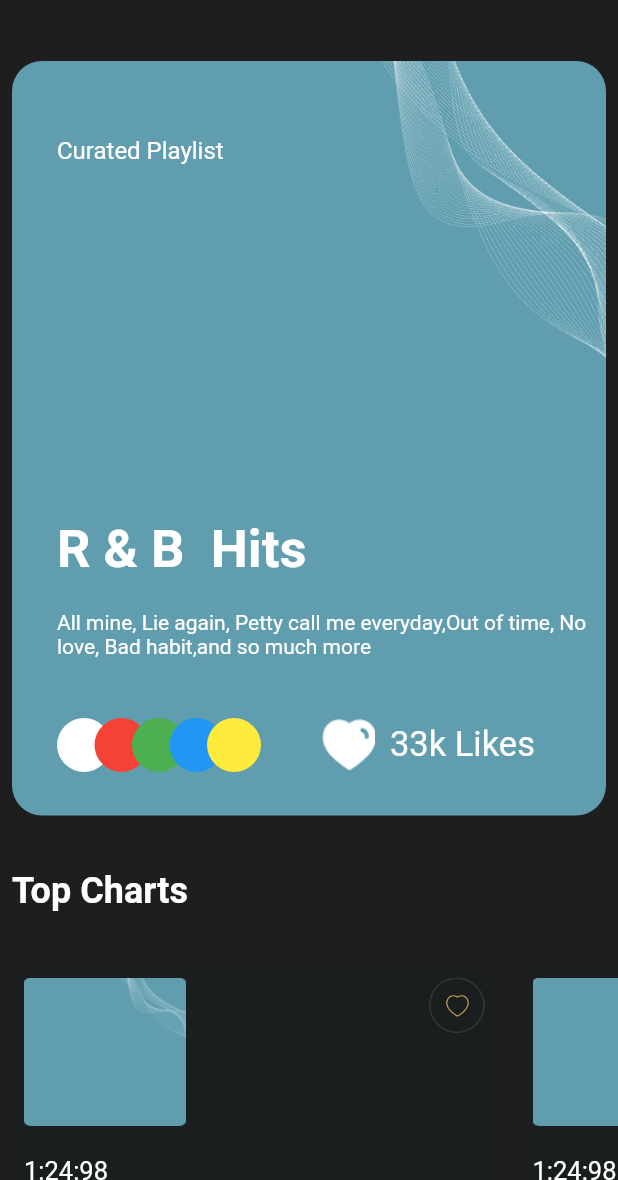
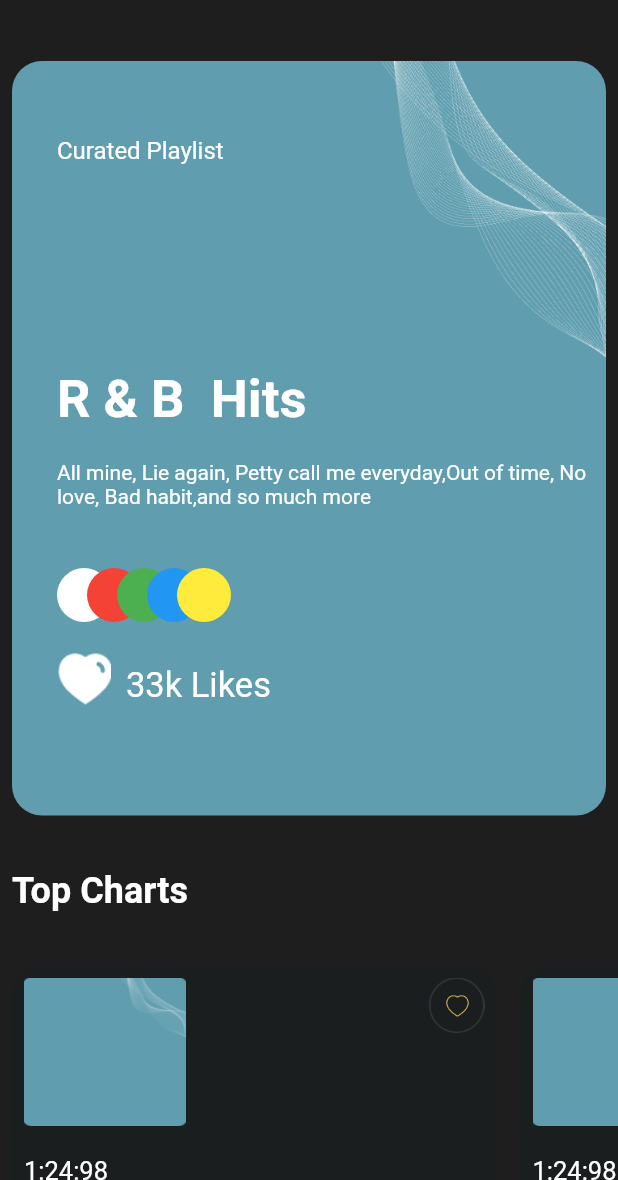
Before and after one commit to Teewhydot/musica, a Flutter app: the screen it shows after launch, on a phone screen of 412 x 824 dp, the part 56-1236 px from its top. Run offline on Flutter 3.47's test engine with Material 2 defaults, Android fonts, the phone set to English and light mode, and no system bars; our stand-ins replace audioplayers, lottie, page_transition.

Commit message:
Made UI improvements and refactored home screen code

```diff
--- a/lib/musica/domain/entities/top_class_widget_model.dart
+++ b/lib/musica/domain/entities/top_class_widget_model.dart
@@ -1,10 +1,10 @@
-class TopClassWidgetModel {
+class TopChartsWidgetModel {
   final String title;
   final String artistName;
   final String image;
   final String time;
 
-  TopClassWidgetModel(
+  TopChartsWidgetModel(
       {required this.title,
       required this.artistName,
       required this.image,
--- /dev/null
+++ b/lib/musica/domain/mock_files/mock_albums/new_releases_album.dart
@@ -0,0 +1,18 @@
+import 'package:musica/generated/assets.dart';
+import 'package:musica/musica/domain/entities/new_releases_model.dart';
+
+List<NewReleasesModel> newReleasesList() {
+  final list = [
+    NewReleasesModel(Assets.imagesRectangle1),
+    NewReleasesModel(Assets.imagesRectangle1),
+    NewReleasesModel(Assets.imagesRectangle1),
+    NewReleasesModel(Assets.imagesRectangle1),
+    NewReleasesModel(Assets.imagesRectangle1),
+    NewReleasesModel(Assets.imagesRectangle1),
+    NewReleasesModel(Assets.imagesRectangle1),
+    NewReleasesModel(Assets.imagesRectangle1),
+    NewReleasesModel(Assets.imagesRectangle1),
+    NewReleasesModel(Assets.imagesRectangle1),
+  ];
+  return list;
+}
--- /dev/null
+++ b/lib/musica/domain/mock_files/mock_albums/top_charts_album.dart
@@ -0,0 +1,43 @@
+import 'package:musica/generated/assets.dart';
+import 'package:musica/musica/domain/entities/top_class_widget_model.dart';
+
+List<TopChartsWidgetModel> getTopChartsList() {
+  final list = [
+    TopChartsWidgetModel(
+        title: 'Golden age of 80\'s',
+        artistName: 'Sean Swadder',
+        image: Assets.imagesPlaylistImage,
+        time: '1:24:98'),
+    TopChartsWidgetModel(
+        title: 'Golden age of 80\'s',
+        artistName: 'Sean Swadder',
+        image: Assets.imagesPlaylistImage,
+        time: '1:24:98'),
+    TopChartsWidgetModel(
+        title: 'Golden age of 80\'s',
+        artistName: 'Sean Swadder',
+        image: Assets.imagesPlaylistImage,
+        time: '1:24:98'),
+    TopChartsWidgetModel(
+        title: 'Golden age of 80\'s',
+        artistName: 'Sean Swadder',
+        image: Assets.imagesPlaylistImage,
+        time: '1:24:98'),
+    TopChartsWidgetModel(
+        title: 'Golden age of 80\'s',
+        artistName: 'Sean Swadder',
+        image: Assets.imagesPlaylistImage,
+        time: '1:24:98'),
+    TopChartsWidgetModel(
+        title: 'Golden age of 80\'s',
+        artistName: 'Sean Swadder',
+        image: Assets.imagesPlaylistImage,
+        time: '1:24:98'),
+    TopChartsWidgetModel(
+        title: 'Golden age of 80\'s',
+        artistName: 'Sean Swadder',
+        image: Assets.imagesPlaylistImage,
+        time: '1:24:98'),
+  ];
+  return list;
+}
--- a/lib/musica/presentation/pages/screens/home.dart
+++ b/lib/musica/presentation/pages/screens/home.dart
@@ -1,7 +1,6 @@
 import 'package:flutter/material.dart';
-import 'package:musica/generated/assets.dart';
-import 'package:musica/musica/domain/entities/new_releases_model.dart';
-import 'package:musica/musica/domain/entities/top_class_widget_model.dart';
+import 'package:musica/musica/domain/mock_files/mock_albums/new_releases_album.dart';
+import 'package:musica/musica/domain/mock_files/mock_albums/top_charts_album.dart';
 import 'package:musica/musica/presentation/pages/screens/drawer/drawer_screen.dart';
 import 'package:musica/musica/presentation/widgets/constants.dart';
 import 'package:musica/musica/presentation/widgets/reused_widgets/custom_app_bar.dart';
@@ -38,55 +37,6 @@ class HomeBody extends StatelessWidget {
 
   @override
   Widget build(BuildContext context) {
-    List<NewReleasesModel> newReleasesModelList = [
-      NewReleasesModel(Assets.imagesRectangle1),
-      NewReleasesModel(Assets.imagesRectangle1),
-      NewReleasesModel(Assets.imagesRectangle1),
-      NewReleasesModel(Assets.imagesRectangle1),
-      NewReleasesModel(Assets.imagesRectangle1),
-      NewReleasesModel(Assets.imagesRectangle1),
-      NewReleasesModel(Assets.imagesRectangle1),
-      NewReleasesModel(Assets.imagesRectangle1),
-      NewReleasesModel(Assets.imagesRectangle1),
-      NewReleasesModel(Assets.imagesRectangle1),
-    ];
-    List<TopClassWidgetModel> topClassWidgetList = [
-      TopClassWidgetModel(
-          title: 'Golden age of 80\'s',
-          artistName: 'Sean Swadder',
-          image: Assets.imagesPlaylistImage,
-          time: '1:24:98'),
-      TopClassWidgetModel(
-          title: 'Golden age of 80\'s',
-          artistName: 'Sean Swadder',
-          image: Assets.imagesPlaylistImage,
-          time: '1:24:98'),
-      TopClassWidgetModel(
-          title: 'Golden age of 80\'s',
-          artistName: 'Sean Swadder',
-          image: Assets.imagesPlaylistImage,
-          time: '1:24:98'),
-      TopClassWidgetModel(
-          title: 'Golden age of 80\'s',
-          artistName: 'Sean Swadder',
-          image: Assets.imagesPlaylistImage,
-          time: '1:24:98'),
-      TopClassWidgetModel(
-          title: 'Golden age of 80\'s',
-          artistName: 'Sean Swadder',
-          image: Assets.imagesPlaylistImage,
-          time: '1:24:98'),
-      TopClassWidgetModel(
-          title: 'Golden age of 80\'s',
-          artistName: 'Sean Swadder',
-          image: Assets.imagesPlaylistImage,
-          time: '1:24:98'),
-      TopClassWidgetModel(
-          title: 'Golden age of 80\'s',
-          artistName: 'Sean Swadder',
-          image: Assets.imagesPlaylistImage,
-          time: '1:24:98'),
-    ];
     return ListView(
       children: [
         addVerticalSpacing(20),
@@ -104,13 +54,13 @@ class HomeBody extends StatelessWidget {
           height: 250,
           child: ListView.builder(
               scrollDirection: Axis.horizontal,
-              itemCount: topClassWidgetList.length,
+              itemCount: getTopChartsList().length,
               itemBuilder: (context, index) {
                 return TopClassWidget(
-                  image: topClassWidgetList[index].image,
-                  title: topClassWidgetList[index].time,
-                  artistName: topClassWidgetList[index].artistName,
-                  time: topClassWidgetList[index].time,
+                  image: getTopChartsList()[index].image,
+                  title: getTopChartsList()[index].time,
+                  artistName: getTopChartsList()[index].artistName,
+                  time: getTopChartsList()[index].time,
                 );
               }),
         ),
@@ -121,7 +71,7 @@ class HomeBody extends StatelessWidget {
             style: boldWhiteTextStyle.copyWith(fontSize: 24),
           ),
         ),
-        ReleasesWidget(newReleasesModelList: newReleasesModelList),
+        ReleasesWidget(newReleasesModelList: newReleasesList()),
         addVerticalSpacing(100),
       ],
     );
--- a/lib/musica/presentation/widgets/reused_widgets/large_home_card.dart
+++ b/lib/musica/presentation/widgets/reused_widgets/large_home_card.dart
@@ -9,11 +9,12 @@ class LargeHomeCardWidget extends StatelessWidget {
 
   @override
   Widget build(BuildContext context) {
+    final size = MediaQuery.of(context).size;
     return Padding(
       padding: const EdgeInsets.all(8.0),
       child: Container(
         height: 503,
-        width: 367,
+        width: size.width,
         decoration: const BoxDecoration(
           borderRadius: BorderRadius.all(Radius.circular(20)),
           image: DecorationImage(
@@ -31,7 +32,7 @@ class LargeHomeCardWidget extends StatelessWidget {
                 'Curated Playlist',
                 style: mediumWhiteTextStyle,
               ),
-              addVerticalSpacing(236),
+              addVerticalSpacing(136),
               const Text(
                 'R & B  Hits',
                 style: boldWhiteTextStyle,
@@ -42,9 +43,41 @@ class LargeHomeCardWidget extends StatelessWidget {
                 style: smallWhiteTextStyle.copyWith(fontSize: 14),
               ),
               addVerticalSpacing(40),
+              const OverlapingImagesWidget(),
+              addVerticalSpacing(20),
               Row(
+                crossAxisAlignment: CrossAxisAlignment.end,
                 children: [
-                  Stack(
+                  Image.asset(
+                    Assets.iconsHeartIcon,
+                    height: 36,
+                    width: 36,
+                  ),
+                  addHorizontalSpacing(10),
+                  Text(
+                    '33k Likes',
+                    style: smallWhiteTextStyle.copyWith(
+                      fontSize: 23,
+                    ),
+                  ),
+                ],
+              ),
+            ],
+          ),
+        ),
+      ),
+    );
+  }
+}
+
+class OverlapingImagesWidget extends StatelessWidget {
+  const OverlapingImagesWidget({
+    super.key,
+  });
+
+  @override
+  Widget build(BuildContext context) {
+    return Stack(
       clipBehavior: Clip.none,
       children: const [
         CircleAvatar(
@@ -52,28 +85,28 @@ class LargeHomeCardWidget extends StatelessWidget {
           backgroundColor: Colors.white,
         ),
         Positioned(
-                        left: 25,
+          left: 20,
           child: CircleAvatar(
             radius: 18,
             backgroundColor: Colors.red,
           ),
         ),
         Positioned(
-                        left: 50,
+          left: 40,
           child: CircleAvatar(
             radius: 18,
             backgroundColor: Colors.green,
           ),
         ),
         Positioned(
-                        left: 75,
+          left: 60,
           child: CircleAvatar(
             radius: 18,
             backgroundColor: Colors.blue,
           ),
         ),
         Positioned(
-                        left: 100,
+          left: 80,
           child: CircleAvatar(
             radius: 18,
             backgroundColor: Colors.yellow,
@@ -111,26 +144,6 @@ class LargeHomeCardWidget extends StatelessWidget {
         //   ),
         // ),
       ],
-                  ),
-                  addHorizontalSpacing(140),
-                  Image.asset(
-                    Assets.iconsHeartIcon,
-                    height: 36,
-                    width: 36,
-                  ),
-                  addHorizontalSpacing(10),
-                  Text(
-                    '33k Likes',
-                    style: smallWhiteTextStyle.copyWith(
-                      fontSize: 23,
-                    ),
-                  ),
-                ],
-              ),
-            ],
-          ),
-        ),
-      ),
     );
   }
 }
```
Also changed, not shown: lib/generated/assets.dart, 1 other file. Lines whose indentation alone changed are shown as unchanged.
